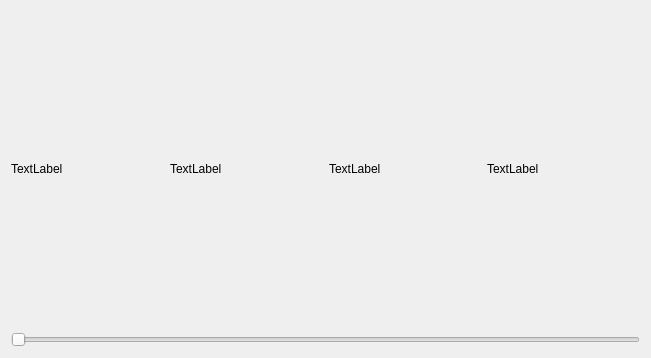
Old version of the form Sources/App/SkillsMixer/skillsmixer.ui in the repository timattt/Cognitia-II.
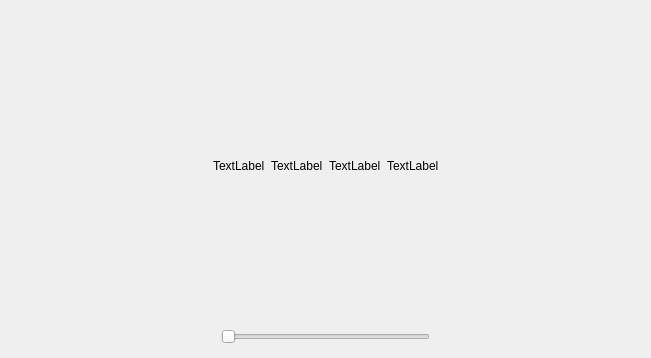
New version of the form.

Commit message: MentorClient | Fix | layout and sizes fixes

What changed in the file:
```diff
--- a/Sources/App/SkillsMixer/skillsmixer.ui
+++ b/Sources/App/SkillsMixer/skillsmixer.ui
@@ -16,6 +16,19 @@
   <layout class="QVBoxLayout" name="verticalLayout">
    <item>
     <layout class="QHBoxLayout" name="horizontalLayout">
+     <item>
+      <spacer name="horizontalSpacer">
+       <property name="orientation">
+        <enum>Qt::Horizontal</enum>
+       </property>
+       <property name="sizeHint" stdset="0">
+        <size>
+         <width>40</width>
+         <height>20</height>
+        </size>
+       </property>
+      </spacer>
+     </item>
      <item>
       <widget class="QLabel" name="skillName">
        <property name="text">
@@ -44,14 +57,57 @@
        </property>
       </widget>
      </item>
+     <item>
+      <spacer name="horizontalSpacer_2">
+       <property name="orientation">
+        <enum>Qt::Horizontal</enum>
+       </property>
+       <property name="sizeHint" stdset="0">
+        <size>
+         <width>40</width>
+         <height>20</height>
+        </size>
+       </property>
+      </spacer>
+     </item>
     </layout>
    </item>
    <item>
-    <widget class="QSlider" name="horizontalSlider">
-     <property name="orientation">
-      <enum>Qt::Horizontal</enum>
-     </property>
-    </widget>
+    <layout class="QHBoxLayout" name="horizontalLayout_2">
+     <item>
+      <spacer name="horizontalSpacer_3">
+       <property name="orientation">
+        <enum>Qt::Horizontal</enum>
+       </property>
+       <property name="sizeHint" stdset="0">
+        <size>
+         <width>40</width>
+         <height>20</height>
+        </size>
+       </property>
+      </spacer>
+     </item>
+     <item>
+      <widget class="QSlider" name="horizontalSlider">
+       <property name="orientation">
+        <enum>Qt::Horizontal</enum>
+       </property>
+      </widget>
+     </item>
+     <item>
+      <spacer name="horizontalSpacer_4">
+       <property name="orientation">
+        <enum>Qt::Horizontal</enum>
+       </property>
+       <property name="sizeHint" stdset="0">
+        <size>
+         <width>40</width>
+         <height>20</height>
+        </size>
+       </property>
+      </spacer>
+     </item>
+    </layout>
    </item>
   </layout>
  </widget>
```
The commit also changes 3 other files.
